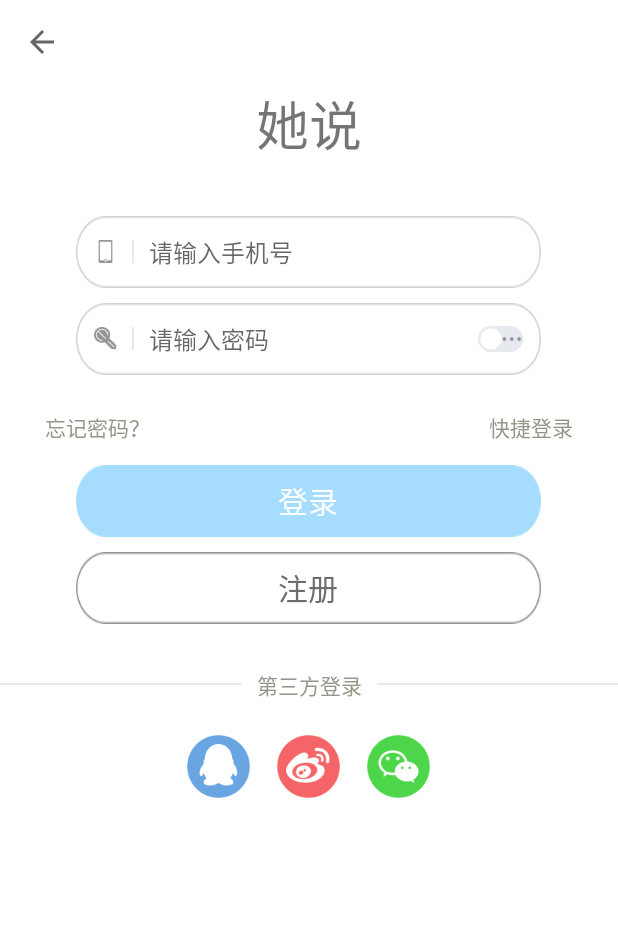
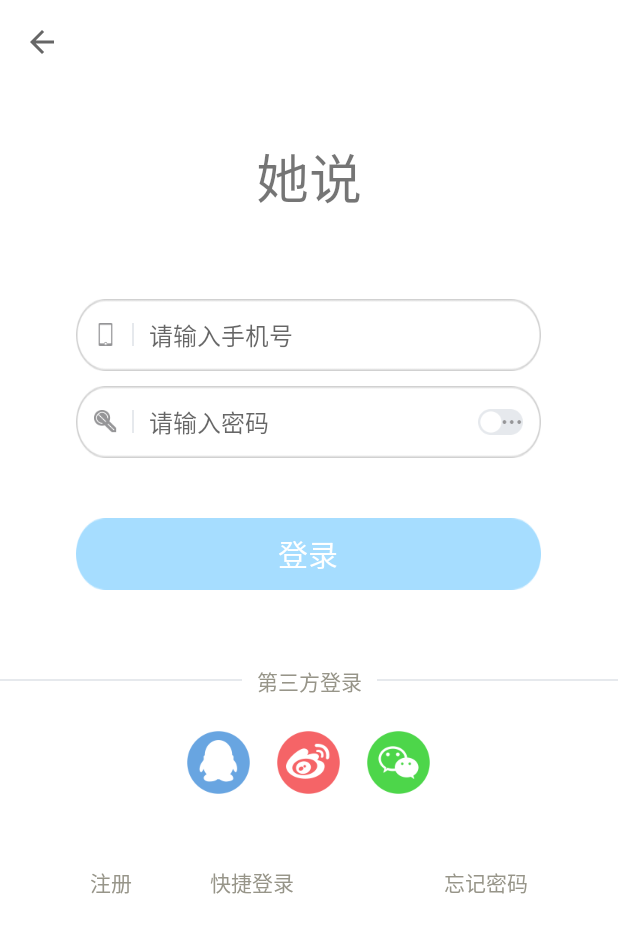
Before and after one commit to iiifi/iiifi-android-demo01, an Android app: the LoginActivity screen opened directly, with no data from a screen before it, on a phone screen of 412 x 824 dp. Shown: the top 933 px of the screen. Run offline under Robolectric (Android 15) with nearby library versions, the phone set to English and light mode, and no system bars.

Commit message:
修改提示

```diff
--- a/app/src/main/res/layout/activity_login.xml
+++ b/app/src/main/res/layout/activity_login.xml
@@ -19,7 +19,8 @@
         android:layout_width="match_parent"
         android:layout_height="wrap_content"
         android:gravity="center"
-        android:layout_marginBottom="35dp"
+        android:layout_marginBottom="55dp"
+        android:layout_marginTop="35dp"
         android:text="她说"
         android:textSize="35dp"
         />
@@ -113,64 +114,24 @@
             android:src="@mipmap/not_see"
             />
     </LinearLayout>
-    <!--忘记密码，快速登录-->
-    <RelativeLayout
-        android:layout_width="match_parent"
-        android:layout_height="wrap_content"
-        android:orientation="horizontal"
-        >
-        <TextView
-            android:id="@+id/reset_password"
-            android:layout_width="wrap_content"
-            android:layout_height="50dp"
-            android:textColor="#979589"
-            android:textSize="14sp"
-            android:layout_alignParentLeft="true"
-            android:layout_marginLeft="30dp"
-            android:text="忘记密码？"
-            android:gravity="center"
-            />
-        <TextView
-            android:id="@+id/speed_login"
-            android:layout_width="wrap_content"
-            android:layout_height="50dp"
-            android:textColor="#979589"
-            android:textSize="14sp"
-            android:layout_alignParentRight="true"
-            android:layout_marginRight="30dp"
-            android:gravity="center"
-            android:text="快捷登录"
-            />
-    </RelativeLayout>
     <!--登录-->
     <Button
         android:id="@+id/login_btn"
         android:layout_width="wrap_content"
         android:layout_height="wrap_content"
+        android:layout_marginTop="30dp"
         android:text="登录"
         android:textSize="20dp"
         android:textColor="#ffffff"
         android:layout_gravity="center"
         android:background="@mipmap/login_btn_one"
         />
-    <!--注册-->
-    <Button
-        android:id="@+id/register_btn"
-        android:layout_width="wrap_content"
-        android:layout_height="wrap_content"
-        android:text="注册"
-        android:textSize="20dp"
-        android:textColor="#6d6d6d"
-        android:layout_gravity="center"
-        android:layout_marginTop="10dp"
-        android:layout_marginBottom="10dp"
-        android:background="@mipmap/login_graybutton_normal"
-        />
+
     <!--第三方登录-->
     <LinearLayout
         android:layout_width="match_parent"
         android:layout_height="20dp"
-        android:layout_marginTop="20dp">
+        android:layout_marginTop="50dp">
 
         <View
             android:layout_width="wrap_content"
@@ -221,6 +182,47 @@
             android:layout_height="wrap_content"
             android:layout_marginLeft="10dp"
             android:src="@mipmap/login_weixin" />
+    </LinearLayout>
 
-    </LinearLayout>
+    <!--忘记密码，快速登录-->
+    <RelativeLayout
+        android:layout_width="match_parent"
+        android:layout_height="wrap_content"
+        android:orientation="horizontal"
+        android:layout_marginTop="30dp"
+        >
+        <TextView
+            android:id="@+id/register"
+            android:layout_width="wrap_content"
+            android:layout_height="50dp"
+            android:textColor="#979589"
+            android:textSize="14sp"
+            android:layout_alignParentLeft="true"
+            android:layout_marginLeft="60dp"
+            android:text="注册"
+            android:gravity="center"
+            />
+        <TextView
+            android:id="@+id/speed_login"
+            android:layout_width="wrap_content"
+            android:layout_height="50dp"
+            android:textColor="#979589"
+            android:textSize="14sp"
+            android:layout_alignParentLeft="true"
+            android:layout_marginLeft="140dp"
+            android:text="快捷登录"
+            android:gravity="center"
+            />
+        <TextView
+            android:id="@+id/reset_password"
+            android:layout_width="wrap_content"
+            android:layout_height="50dp"
+            android:textColor="#979589"
+            android:textSize="14sp"
+            android:layout_alignParentRight="true"
+            android:layout_marginRight="60dp"
+            android:gravity="center"
+            android:text="忘记密码"
+            />
+    </RelativeLayout>
 </LinearLayout>
```
